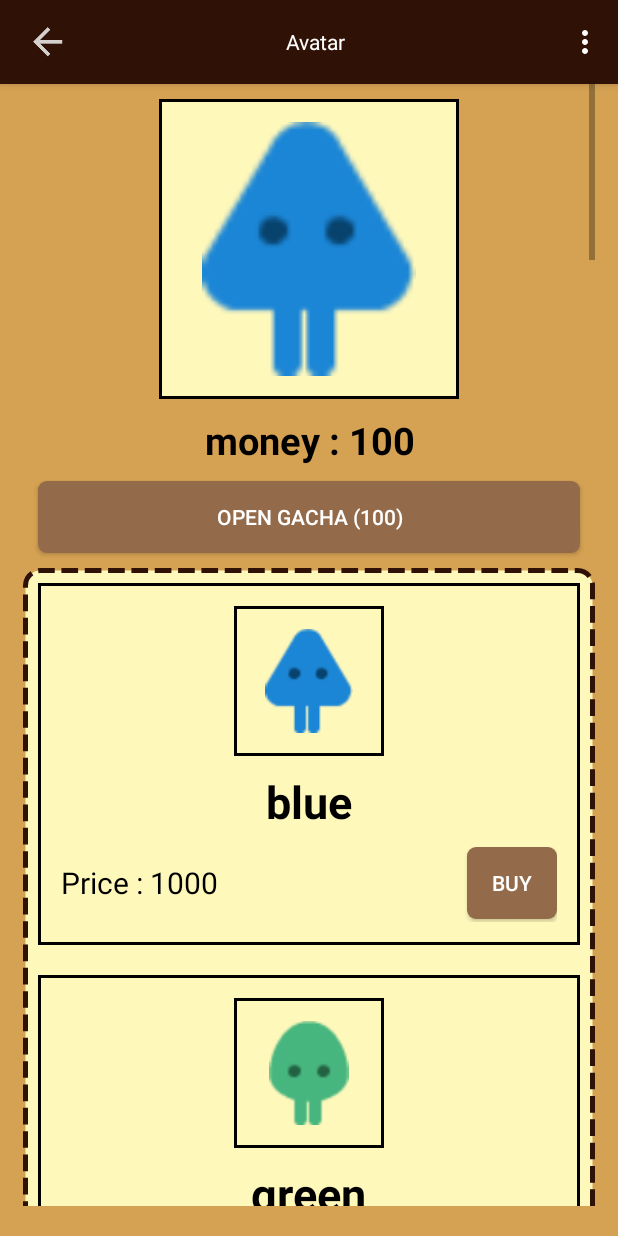
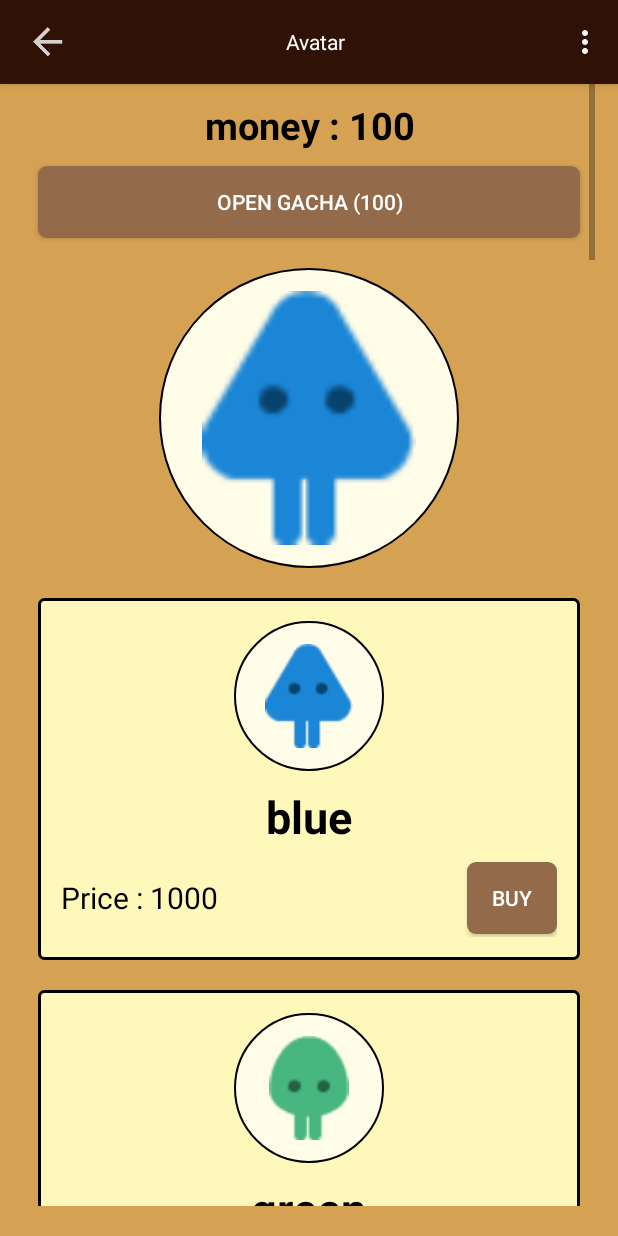
Before and after one commit to mickey0142/LecShare, an Android app: the fragment AvatarFragment placed in its activity, on a phone screen of 412 x 824 dp. Run offline under Robolectric (Android 15) with nearby library versions, the phone set to English and light mode, and no system bars; our stand-ins replace Firebase (no records; nobody signed in at launch, a user with empty details on screens opened directly); 6 statements that could not run were skipped.

Commit message:
design all inputText and border avatar

```diff
--- /dev/null
+++ b/app/src/main/res/drawable/avatar_border.xml
@@ -0,0 +1,5 @@
+<?xml version="1.0" encoding="utf-8"?>
+<shape android:shape="oval" xmlns:android="http://schemas.android.com/apk/res/android">
+    <stroke android:color="#000" android:width="1.5dp"></stroke>
+    <solid android:color="#fffce8"></solid>
+</shape>
--- a/app/src/main/res/drawable/text_box.xml
+++ b/app/src/main/res/drawable/text_box.xml
@@ -4,4 +4,5 @@
         android:width="2dp"
         android:color="#000000" />
     <solid android:color="#FFF8BB"/>
+    <corners android:radius="3dp"></corners>
 </shape>
--- a/app/src/main/res/layout/fragment_avatar.xml
+++ b/app/src/main/res/layout/fragment_avatar.xml
@@ -36,19 +36,10 @@
         android:layout_marginRight="15dp"
         android:layout_marginBottom="20dp">
         <LinearLayout
+            android:layout_marginTop="10dp"
             android:layout_width="match_parent"
             android:layout_height="wrap_content"
             android:orientation="vertical">
-
-            <ImageView
-                android:padding="15dp"
-                android:id="@+id/avatar_avatar"
-                android:layout_width="200dp"
-                android:layout_height="200dp"
-                android:src="@drawable/avatar_blue"
-                android:layout_gravity="center"
-                android:background="@drawable/text_box"
-                android:layout_margin="10dp"/>
 
             <TextView
                 android:textColor="#000"
@@ -68,8 +59,17 @@
                 android:background="@drawable/login_btn"
                 android:textColor="#FFFFFF"/>
 
+            <ImageView
+                android:id="@+id/avatar_avatar"
+                android:layout_width="200dp"
+                android:layout_height="200dp"
+                android:layout_gravity="center"
+                android:layout_margin="10dp"
+                android:background="@drawable/avatar_border"
+                android:padding="15dp"
+                android:src="@drawable/avatar_blue" />
+
             <LinearLayout
-                android:background="@drawable/search_result_border"
                 android:layout_width="match_parent"
                 android:layout_height="wrap_content"
                 android:orientation="vertical"
--- a/app/src/main/res/layout/fragment_gacha.xml
+++ b/app/src/main/res/layout/fragment_gacha.xml
@@ -41,16 +41,17 @@
                 android:id="@+id/gacha_after_finish_layout"
                 android:layout_width="wrap_content"
                 android:layout_height="wrap_content"
-                android:background="@drawable/text_box"
                 android:orientation="vertical"
                 android:padding="20dp"
                 android:layout_gravity="center"
                 android:visibility="gone">
                 <ImageView
+                    android:padding="16dp"
                     android:id="@+id/gacha_after_finish_picture"
                     android:layout_width="150dp"
                     android:layout_height="150dp"
                     android:layout_gravity="center"
+                    android:background="@drawable/avatar_border"
                     android:src="@drawable/avatar_red" />
 
             </LinearLayout>
@@ -69,7 +70,7 @@
                 android:layout_height="wrap_content"
                 android:orientation="horizontal"
                 android:gravity="center"
-                android:layout_marginTop="10dp">
+                android:layout_marginTop="20dp">
                 <Button
                     android:id="@+id/gacha_try_again"
                     android:layout_width="wrap_content"
--- a/app/src/main/res/layout/fragment_home.xml
+++ b/app/src/main/res/layout/fragment_home.xml
@@ -43,7 +43,7 @@
 
             <LinearLayout
                 android:layout_width="match_parent"
-                android:layout_height="match_parent"
+                android:layout_height="30dp"
                 android:orientation="horizontal"
                 android:layout_margin="20dp"
                 >
@@ -53,7 +53,7 @@
                     android:id="@+id/home_search_title"
                     android:paddingStart="5dp"
                     android:layout_width="match_parent"
-                    android:layout_height="wrap_content"
+                    android:layout_height="match_parent"
                     android:hint="  Search here"
                     android:background="@drawable/border_login"
                     android:textColor="#505050"
--- a/app/src/main/res/layout/fragment_profile.xml
+++ b/app/src/main/res/layout/fragment_profile.xml
@@ -47,7 +47,7 @@
                 android:layout_height="200dp"
                 android:src="@drawable/avatar_blue"
                 android:layout_gravity="center"
-                android:background="@drawable/text_box"
+                android:background="@drawable/avatar_border"
                 android:layout_margin="10dp"
                 android:padding="16dp"/>
 
--- a/app/src/main/res/layout/fragment_search_result.xml
+++ b/app/src/main/res/layout/fragment_search_result.xml
@@ -43,12 +43,14 @@
                 android:layout_width="wrap_content"
                 android:layout_height="wrap_content"
                 android:orientation="horizontal"
-                android:paddingLeft="15dp">
+                android:paddingLeft="15dp"
+                android:layout_gravity="center">
 
                 <TextView
                     android:layout_width="wrap_content"
                     android:layout_height="wrap_content"
                     android:text="Sort by : "
+                    android:textSize="15dp"
                     android:layout_gravity="center_vertical"/>
 
                 <Spinner
@@ -66,6 +68,7 @@
                 android:layout_height="wrap_content"
                 android:paddingLeft="30dp"
                 android:paddingRight="30dp"
+                android:layout_marginTop="5dp"
                 android:orientation="vertical">
 
                 <ListView
--- a/app/src/main/res/layout/fragment_shop_item.xml
+++ b/app/src/main/res/layout/fragment_shop_item.xml
@@ -16,7 +16,7 @@
             android:id="@+id/shop_item_picture"
             android:layout_width="100dp"
             android:layout_height="100dp"
-            android:background="@drawable/text_box"
+            android:background="@drawable/avatar_border"
             android:padding="15dp"
             android:src="@drawable/avatar_red"
             android:layout_gravity="center"/>
```
Also changed, not shown: app/src/main/res/layout/fragment_edit.xml (+12 -12 lines), app/src/main/res/layout/fragment_forgot_password.xml (+5 -3 lines), app/src/main/res/layout/fragment_search.xml (+13 -21 lines), app/src/main/res/layout/fragment_view.xml (+20 -3 lines).
